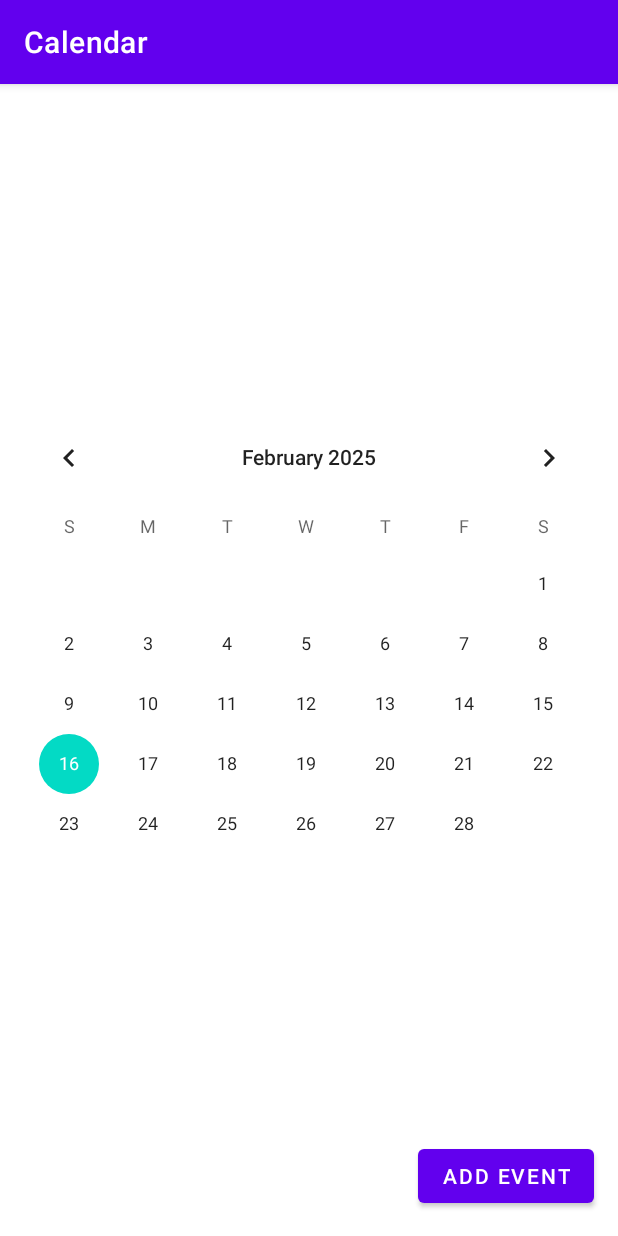
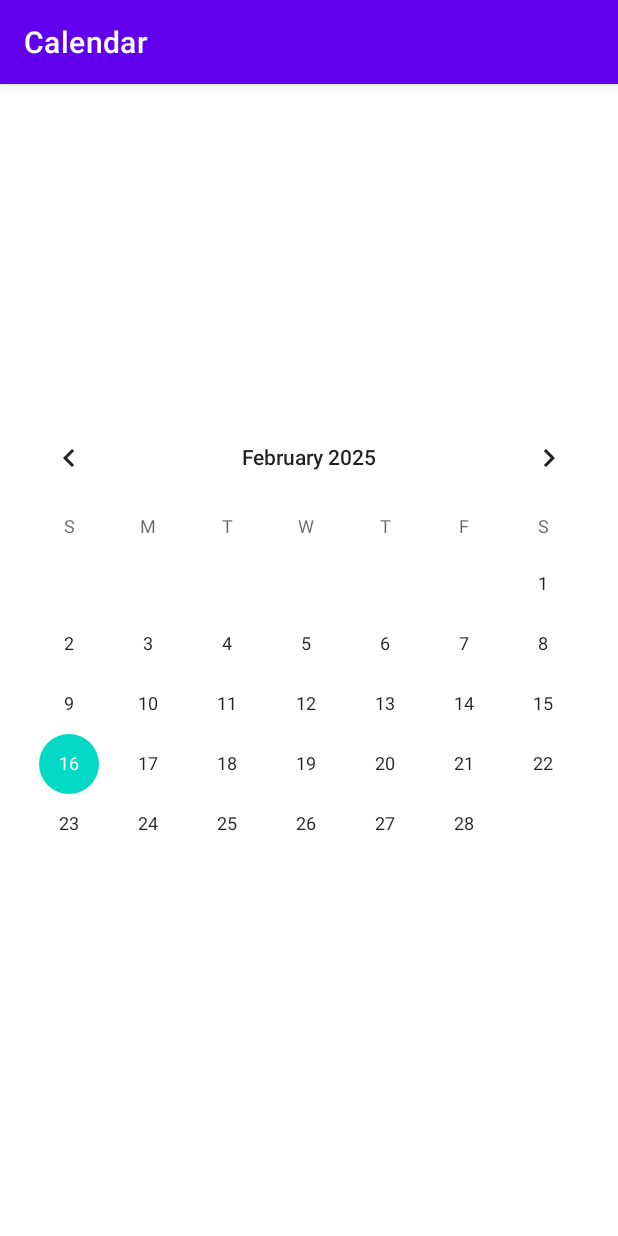
Before and after one commit to windy003/A_calendar, an Android app: the screen it shows after launch (MainActivity), on a phone screen of 412 x 824 dp. Run offline under Robolectric (Android 15) with nearby library versions, the phone set to English and light mode, and no system bars; 2 statements that could not run were skipped.

Commit message:
删除了无用的代码

```diff
--- a/app/src/main/res/layout/activity_main.xml
+++ b/app/src/main/res/layout/activity_main.xml
@@ -13,12 +13,5 @@
         app:layout_constraintStart_toStartOf="parent"
         app:layout_constraintEnd_toEndOf="parent" />
 
-    <Button
-        android:id="@+id/addEventButton"
-        android:layout_width="wrap_content"
-        android:layout_height="wrap_content"
-        android:text="Add Event"
-        app:layout_constraintBottom_toBottomOf="parent"
-        app:layout_constraintEnd_toEndOf="parent"
-        android:layout_margin="16dp" />
+
 </androidx.constraintlayout.widget.ConstraintLayout>
```
